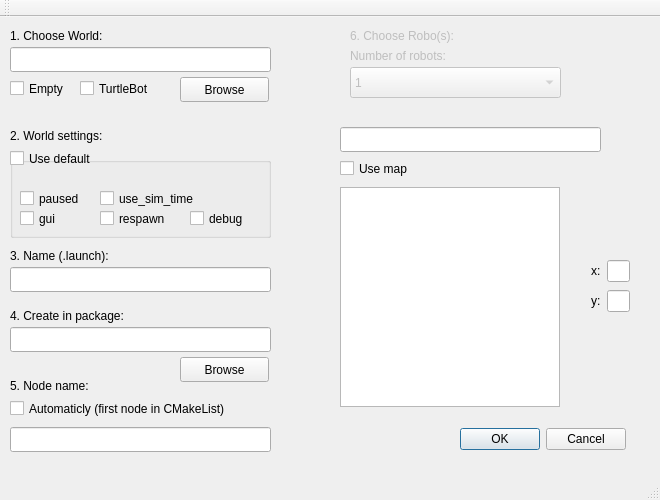
Before: the Qt Designer form lc/mainwindow.ui in VasilyevGeorgy/LaunchCreator, drawn with Qt 5.
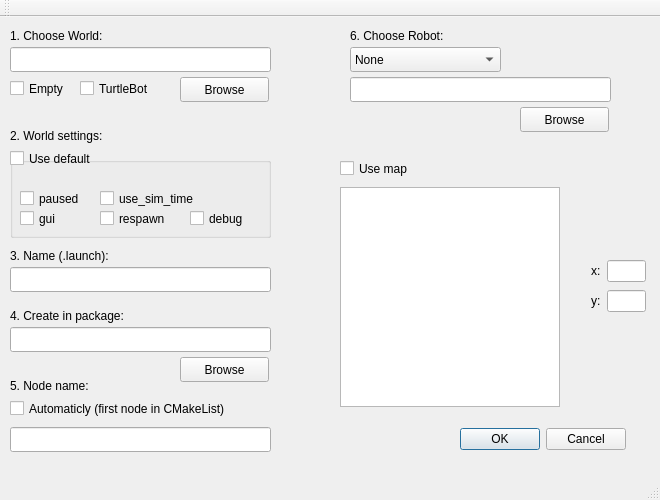
After: the same form once the commit is applied.

Commit message: spawn robot

Diff of the .ui file:
```diff
--- a/lc/mainwindow.ui
+++ b/lc/mainwindow.ui
@@ -114,7 +114,7 @@
    </widget>
    <widget class="QLabel" name="label_3">
     <property name="enabled">
-     <bool>false</bool>
+     <bool>true</bool>
     </property>
     <property name="geometry">
      <rect>
@@ -125,46 +125,7 @@
      </rect>
     </property>
     <property name="text">
-     <string>6. Choose Robo(s):</string>
-    </property>
-   </widget>
-   <widget class="QComboBox" name="comboBox">
-    <property name="enabled">
-     <bool>false</bool>
-    </property>
-    <property name="geometry">
-     <rect>
-      <x>350</x>
-      <y>50</y>
-      <width>211</width>
-      <height>31</height>
-     </rect>
-    </property>
-    <item>
-     <property name="text">
-      <string>1</string>
-     </property>
-    </item>
-    <item>
-     <property name="text">
-      <string>2</string>
-     </property>
-    </item>
-   </widget>
-   <widget class="QLabel" name="label_4">
-    <property name="enabled">
-     <bool>false</bool>
-    </property>
-    <property name="geometry">
-     <rect>
-      <x>350</x>
-      <y>30</y>
-      <width>131</width>
-      <height>17</height>
-     </rect>
-    </property>
-    <property name="text">
-     <string>Number of robots:</string>
+     <string>6. Choose Robot:</string>
     </property>
    </widget>
    <widget class="QGroupBox" name="groupBox">
@@ -271,19 +232,6 @@
      <string>Use default</string>
     </property>
    </widget>
-   <widget class="QLineEdit" name="lineEdit_4">
-    <property name="enabled">
-     <bool>true</bool>
-    </property>
-    <property name="geometry">
-     <rect>
-      <x>340</x>
-      <y>110</y>
-      <width>261</width>
-      <height>25</height>
-     </rect>
-    </property>
-   </widget>
    <widget class="QDialogButtonBox" name="buttonBox_2">
     <property name="geometry">
      <rect>
@@ -390,7 +338,7 @@
      <rect>
       <x>580</x>
       <y>230</y>
-      <width>61</width>
+      <width>77</width>
       <height>80</height>
      </rect>
     </property>
@@ -431,6 +379,68 @@
      </item>
     </layout>
    </widget>
+   <widget class="QComboBox" name="comboBox">
+    <property name="enabled">
+     <bool>true</bool>
+    </property>
+    <property name="geometry">
+     <rect>
+      <x>350</x>
+      <y>30</y>
+      <width>151</width>
+      <height>25</height>
+     </rect>
+    </property>
+    <item>
+     <property name="text">
+      <string>None</string>
+     </property>
+    </item>
+    <item>
+     <property name="text">
+      <string>PR2 robot</string>
+     </property>
+    </item>
+    <item>
+     <property name="text">
+      <string>Baxter</string>
+     </property>
+    </item>
+    <item>
+     <property name="text">
+      <string>MyRobot</string>
+     </property>
+    </item>
+   </widget>
+   <widget class="QPushButton" name="browse_2">
+    <property name="enabled">
+     <bool>true</bool>
+    </property>
+    <property name="geometry">
+     <rect>
+      <x>520</x>
+      <y>90</y>
+      <width>89</width>
+      <height>25</height>
+     </rect>
+    </property>
+    <property name="text">
+     <string>Browse</string>
+    </property>
+   </widget>
+   <widget class="QLineEdit" name="lineEdit_4">
+    <property name="enabled">
+     <bool>true</bool>
+    </property>
+    <property name="geometry">
+     <rect>
+      <x>350</x>
+      <y>60</y>
+      <width>261</width>
+      <height>25</height>
+     </rect>
+    </property>
+   </widget>
   </widget>
   <widget class="QMenuBar" name="menuBar">
    <property name="geometry">
```
The commit also changes 13 other files.
